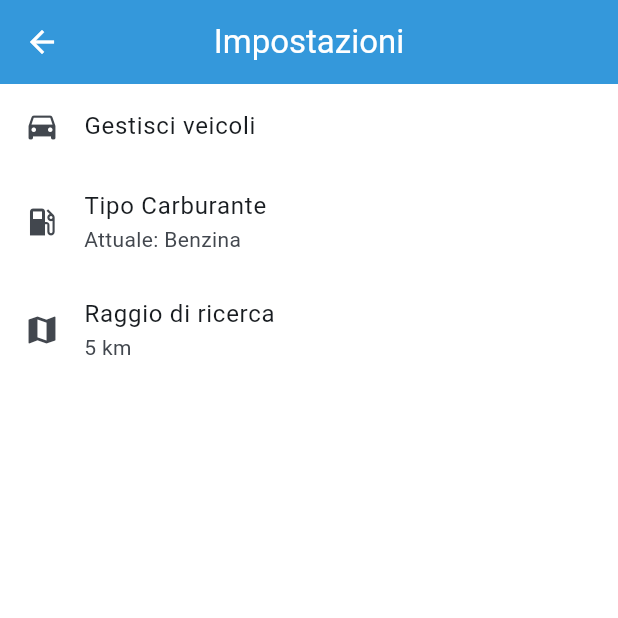
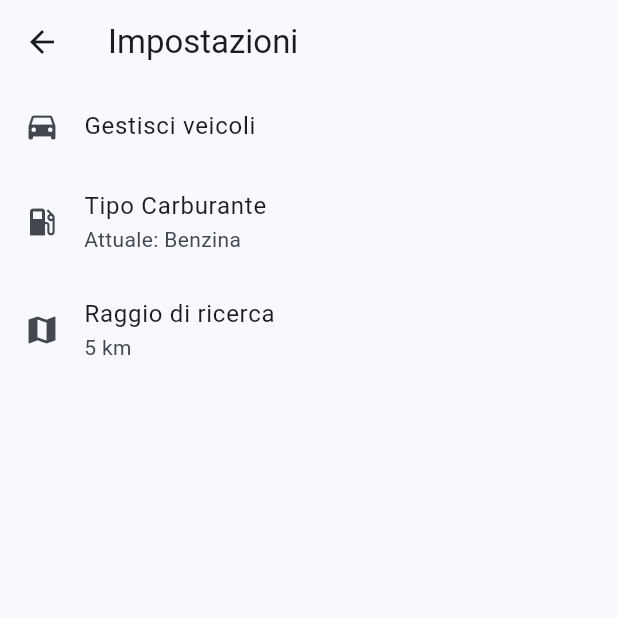
Before and after one commit to Cassese03/prezzi_benzina, a Flutter app: the screen it shows after launch, after a tap on the "settings" icon, on a phone screen of 412 x 824 dp, the top half of it. Run offline on Flutter 3.47's test engine with Material 3 defaults, Android fonts, the phone set to English and light mode, and no system bars; our stand-ins replace fl_chart, geolocator, google_maps_flutter, shared_preferences.

```diff
--- a/lib/main.dart
+++ b/lib/main.dart
@@ -1,14 +1,7 @@
 import 'package:flutter/material.dart';
-import 'package:flutter/services.dart';
 import 'screens/home_page.dart';
 
-void main() async {
-  WidgetsFlutterBinding.ensureInitialized();
-  // Forza l'orientamento verticale
-  await SystemChrome.setPreferredOrientations([
-    DeviceOrientation.portraitUp,
-    DeviceOrientation.portraitDown,
-  ]);
+void main() {
   runApp(const MyApp());
 }
 
@@ -18,40 +11,9 @@ class MyApp extends StatelessWidget {
   @override
   Widget build(BuildContext context) {
     return MaterialApp(
-      title: 'CarMate',
+      title: 'Trova Benzina Economica',
       theme: ThemeData(
-        // Colori principali basati sul logo
-        primaryColor: const Color(0xFF3498DB), // Blu del logo
-        colorScheme: ColorScheme.fromSeed(
-          seedColor: const Color(0xFF3498DB),
-          // Colori secondari
-          secondary: const Color(0xFF2ECC71), // Verde per i prezzi bassi
-          tertiary: const Color(0xFFE74C3C), // Rosso per i prezzi alti
-          surface: Colors.white,
-          background: const Color(0xFFF8F9FA),
-        ),
-        // Stile AppBar
-        appBarTheme: const AppBarTheme(
-          backgroundColor: Color(0xFF3498DB),
-          foregroundColor: Colors.white,
-          elevation: 0,
-          centerTitle: true,
-        ),
-        // Stile Card
-        cardTheme: CardTheme(
-          elevation: 2,
-          shape: RoundedRectangleBorder(
-            borderRadius: BorderRadius.circular(12),
-          ),
-        ),
-        // Stile BottomNavigationBar
-        bottomNavigationBarTheme: const BottomNavigationBarThemeData(
-          backgroundColor: Colors.white,
-          selectedItemColor: Color(0xFF3498DB),
-          unselectedItemColor: Colors.grey,
-          type: BottomNavigationBarType.fixed,
-          elevation: 8,
-        ),
+        colorScheme: ColorScheme.fromSeed(seedColor: Colors.blue),
         useMaterial3: true,
       ),
       home: const HomePage(),
--- a/lib/screens/home_page.dart
+++ b/lib/screens/home_page.dart
@@ -443,15 +443,9 @@ class _HomePageState extends State<HomePage> {
           );
         },
       ),
-      body: _isLoading
-          ? const SplashScreen(isLoading: true) // Modifica qui
-          : Column(
+      body: Stack(
         children: [
-                // Mappa (ridotta leggermente)
-                Expanded(
-                  flex: 3,
-                  child: ClipRRect(
-                    child: GoogleMap(
+          GoogleMap(
             initialCameraPosition: CameraPosition(
               target: _currentPosition,
               zoom: 14,
@@ -461,12 +455,54 @@ class _HomePageState extends State<HomePage> {
             myLocationButtonEnabled: true,
             onMapCreated: (controller) => _mapController = controller,
           ),
+          NotificationListener<DraggableScrollableNotification>(
+            onNotification: (notification) {
+              // Debug print per verificare se le gesture vengono rilevate
+              print('Scroll fraction: ${notification.extent}');
+              return true;
+            },
+            child: DraggableScrollableSheet(
+              initialChildSize: 0.4,
+              minChildSize: 0.1,
+              maxChildSize: 0.9,
+              snap: true, // Aggiunto snap per migliore feedback
+              snapSizes: const [0.1, 0.4, 0.9], // Punti di snap definiti
+              builder: (context, scrollController) {
+                return Container(
+                  decoration: BoxDecoration(
+                    color: Theme.of(context).scaffoldBackgroundColor,
+                    borderRadius: const BorderRadius.vertical(
+                      top: Radius.circular(16),
+                    ),
+                    boxShadow: [
+                      BoxShadow(
+                        color: Colors.black.withOpacity(0.1),
+                        spreadRadius: 1,
+                        blurRadius: 10,
+                      ),
+                    ],
+                  ),
+                  child: CustomScrollView(
+                    controller: scrollController,
+                    slivers: [
+                      SliverToBoxAdapter(
+                        child: Column(
+                          children: [
+                            // Handle bar migliorato
+                            Padding(
+                              padding: const EdgeInsets.symmetric(vertical: 12),
+                              child: Container(
+                                height: 5,
+                                width: 40,
+                                decoration: BoxDecoration(
+                                  color: Colors.grey[300],
+                                  borderRadius: BorderRadius.circular(2.5),
                                 ),
                               ),
-
-                // Tab content con flex ridotto
-                Expanded(
-                  flex: 2,
+                            ),
+                            // Content
+                            SizedBox(
+                              height: MediaQuery.of(context).size.height * 0.8,
                               child: IndexedStack(
                                 index: _selectedIndex,
                                 children: [
@@ -481,6 +517,15 @@ class _HomePageState extends State<HomePage> {
                                   AveragePricePage(stations: _stations),
                                   const car_stats.CarStatsPage(),
                                 ],
+                              ),
+                            ),
+                          ],
+                        ),
+                      ),
+                    ],
+                  ),
+                );
+              },
             ),
           ),
         ],
```
Also changed, not shown: pubspec.yaml (+4 -22 lines), pubspec.lock, 4 other files. Lines whose indentation alone changed are shown as unchanged.
